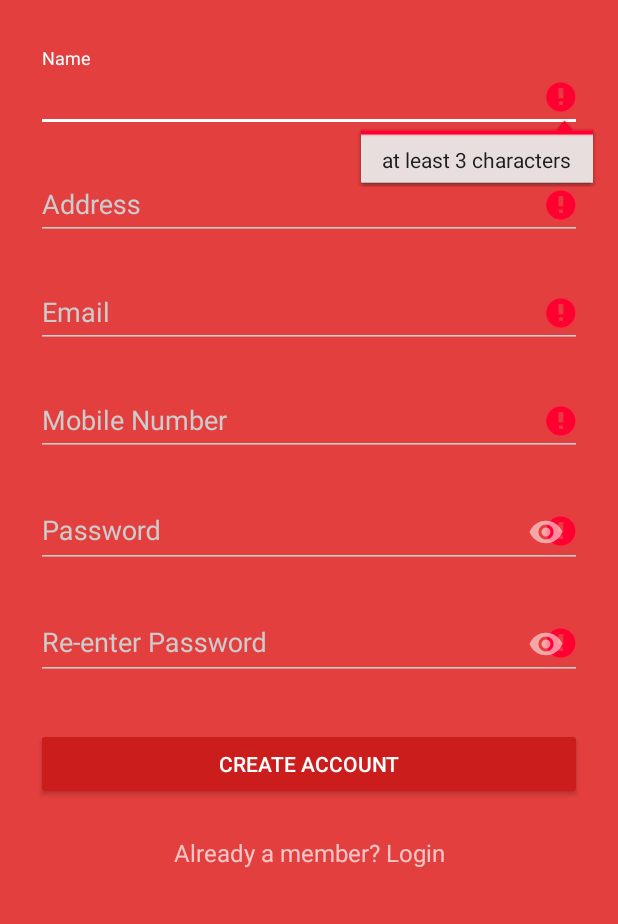
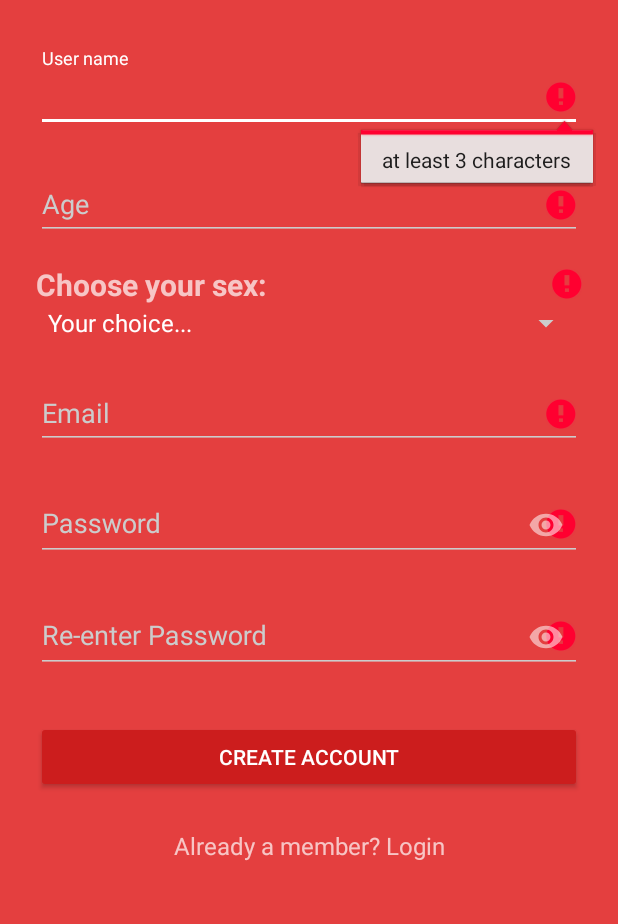
Before and after one commit to psobow/Smart-Scale-android-app, an Android app: the SignupActivity screen opened directly, with no data from a screen before it, after a tap on "CREATE ACCOUNT", on a phone screen of 412 x 824 dp, the part 312-1236 px from its top. Run offline under Robolectric (Android 15) with nearby library versions, the phone set to English and light mode, and no system bars; our stand-ins replace ButterKnife.

Commit message:
Update register view

```diff
--- a/app/src/main/java/com/sobow/smartscale/SignupActivity.java
+++ b/app/src/main/java/com/sobow/smartscale/SignupActivity.java
@@ -8,44 +8,81 @@ import android.app.ProgressDialog;
 import android.content.Intent;
 import android.util.Log;
 import android.view.View;
+import android.widget.ArrayAdapter;
 import android.widget.Button;
 import android.widget.EditText;
+import android.widget.Spinner;
 import android.widget.TextView;
 import android.widget.Toast;
+
+import java.util.ArrayList;
+import java.util.List;
 
 import butterknife.BindView;
 import butterknife.ButterKnife;
 
-public class SignupActivity extends AppCompatActivity {
+public class SignupActivity extends AppCompatActivity
+{
   private static final String TAG = "SignupActivity";
+  private static final String DEFAULT_SPINNER_CHOICE = "Your choice...";
+  private static final String FIRST_SPINNER_CHOICE = "Male";
+  private static final String SECOND_SPINNER_CHOICE = "Female";
 
-  @BindView(R.id.input_name) EditText _nameText;
-  @BindView(R.id.input_address) EditText _addressText;
-  @BindView(R.id.input_email) EditText _emailText;
-  @BindView(R.id.input_mobile) EditText _mobileText;
-  @BindView(R.id.input_password) EditText _passwordText;
-  @BindView(R.id.input_reEnterPassword) EditText _reEnterPasswordText;
-  @BindView(R.id.btn_signup) Button _signupButton;
-  @BindView(R.id.link_login) TextView _loginLink;
+  @BindView(R.id.input_name)
+  EditText _nameText;
+  @BindView(R.id.input_age)
+  EditText _addressText;
+  @BindView(R.id.input_email)
+  EditText _emailText;
+  @BindView(R.id.tvSex)
+  TextView _sexText;
+  @BindView(R.id.input_sex)
+  Spinner _sexSpinner;
+  @BindView(R.id.input_password)
+  EditText _passwordText;
+  @BindView(R.id.input_reEnterPassword)
+  EditText _reEnterPasswordText;
+  @BindView(R.id.btn_signup)
+  Button _signupButton;
+  @BindView(R.id.link_login)
+  TextView _loginLink;
 
   @Override
-  public void onCreate(Bundle savedInstanceState) {
+  public void onCreate(Bundle savedInstanceState)
+  {
     super.onCreate(savedInstanceState);
     setContentView(R.layout.activity_signup);
     ButterKnife.bind(this);
 
-    _signupButton.setOnClickListener(new View.OnClickListener() {
+    // Spinner values
+    List<String> spinnerValues = new ArrayList<>();
+    spinnerValues.add(DEFAULT_SPINNER_CHOICE);
+    spinnerValues.add(FIRST_SPINNER_CHOICE);
+    spinnerValues.add(SECOND_SPINNER_CHOICE);
+
+    // Create an ArrayAdapter using the string array and a default spinner layout
+    ArrayAdapter<String> dataAdapter = new ArrayAdapter<>(this, android.R.layout.simple_spinner_item, spinnerValues);
+    // Specify the layout to use when the list of choices appears
+    dataAdapter.setDropDownViewResource(android.R.layout.simple_spinner_dropdown_item);
+    // Apply the adapter to the spinner
+    _sexSpinner.setAdapter(dataAdapter);
+
+    _signupButton.setOnClickListener(new View.OnClickListener()
+    {
       @Override
-      public void onClick(View v) {
+      public void onClick(View v)
+      {
         signup();
       }
     });
 
-    _loginLink.setOnClickListener(new View.OnClickListener() {
+    _loginLink.setOnClickListener(new View.OnClickListener()
+    {
       @Override
-      public void onClick(View v) {
+      public void onClick(View v)
+      {
         // Finish the registration screen and return to the Login activity
-        Intent intent = new Intent(getApplicationContext(),LoginActivity.class);
+        Intent intent = new Intent(getApplicationContext(), LoginActivity.class);
         startActivity(intent);
         finish();
         overridePendingTransition(R.anim.push_right_in, R.anim.push_right_out);
@@ -53,10 +90,12 @@ public class SignupActivity extends AppCompatActivity {
     });
   }
 
-  public void signup() {
+  public void signup()
+  {
     Log.d(TAG, "Signup");
 
-    if (!validate()) {
+    if (! validate())
+    {
       onSignupFailed();
       return;
     }
@@ -72,15 +111,16 @@ public class SignupActivity extends AppCompatActivity {
     String name = _nameText.getText().toString();
     String address = _addressText.getText().toString();
     String email = _emailText.getText().toString();
-    String mobile = _mobileText.getText().toString();
     String password = _passwordText.getText().toString();
     String reEnterPassword = _reEnterPasswordText.getText().toString();
 
     // TODO: Implement your own signup logic here.
 
     new android.os.Handler().postDelayed(
-        new Runnable() {
-          public void run() {
+        new Runnable()
+        {
+          public void run()
+          {
             // On complete call either onSignupSuccess or onSignupFailed
             // depending on success
             onSignupSuccess();
@@ -91,68 +131,85 @@ public class SignupActivity extends AppCompatActivity {
   }
 
 
-  public void onSignupSuccess() {
+  public void onSignupSuccess()
+  {
     _signupButton.setEnabled(true);
     setResult(RESULT_OK, null);
     finish();
   }
 
-  public void onSignupFailed() {
+  public void onSignupFailed()
+  {
     Toast.makeText(getBaseContext(), "Login failed", Toast.LENGTH_LONG).show();
 
     _signupButton.setEnabled(true);
   }
 
-  public boolean validate() {
+  public boolean validate()
+  {
     boolean valid = true;
 
     String name = _nameText.getText().toString();
     String address = _addressText.getText().toString();
     String email = _emailText.getText().toString();
-    String mobile = _mobileText.getText().toString();
     String password = _passwordText.getText().toString();
     String reEnterPassword = _reEnterPasswordText.getText().toString();
 
-    if (name.isEmpty() || name.length() < 3) {
+    if (_sexSpinner.getSelectedItemPosition() == 0)
+    {
+      _sexText.setError("Choose your sex!");
+    }
+
+    if (name.isEmpty() || name.length() < 3)
+    {
       _nameText.setError("at least 3 characters");
       valid = false;
-    } else {
+    }
+    else
+    {
       _nameText.setError(null);
     }
 
-    if (address.isEmpty()) {
+    if (address.isEmpty())
+    {
       _addressText.setError("Enter Valid Address");
       valid = false;
-    } else {
+    }
+    else
+    {
       _addressText.setError(null);
     }
 
 
-    if (email.isEmpty() || !android.util.Patterns.EMAIL_ADDRESS.matcher(email).matches()) {
+    if (email.isEmpty() || ! android.util.Patterns.EMAIL_ADDRESS.matcher(email).matches())
+    {
       _emailText.setError("enter a valid email address");
       valid = false;
-    } else {
+    }
+    else
+    {
       _emailText.setError(null);
     }
 
-    if (mobile.isEmpty() || mobile.length()!=10) {
-      _mobileText.setError("Enter Valid Mobile Number");
-      valid = false;
-    } else {
-      _mobileText.setError(null);
-    }
 
-    if (password.isEmpty() || password.length() < 4 || password.length() > 10) {
+    if (password.isEmpty() || password.length() < 4 || password.length() > 10)
+    {
       _passwordText.setError("between 4 and 10 alphanumeric characters");
       valid = false;
-    } else {
+    }
+    else
+    {
       _passwordText.setError(null);
     }
 
-    if (reEnterPassword.isEmpty() || reEnterPassword.length() < 4 || reEnterPassword.length() > 10 || !(reEnterPassword.equals(password))) {
+    if (reEnterPassword.isEmpty() || reEnterPassword.length() < 4 || reEnterPassword.length() > 10 || ! (reEnterPassword
+        .equals(password)))
+    {
       _reEnterPasswordText.setError("Password Do not match");
       valid = false;
-    } else {
+    }
+    else
+    {
       _reEnterPasswordText.setError(null);
     }
 
--- a/app/src/main/res/layout/activity_signup.xml
+++ b/app/src/main/res/layout/activity_signup.xml
@@ -30,23 +30,50 @@
                 android:layout_width="match_parent"
                 android:layout_height="wrap_content"
                 android:inputType="textPersonName"
-                android:hint="Name" />
+                android:hint="User name" />
         </com.google.android.material.textfield.TextInputLayout>
 
-        <!-- Address Label -->
+        <!-- Age -->
         <com.google.android.material.textfield.TextInputLayout
             android:layout_width="match_parent"
             android:layout_height="wrap_content"
             android:layout_marginTop="8dp"
             android:layout_marginBottom="8dp">
-            <EditText android:id="@+id/input_address"
+
+            <EditText
+                    android:id="@+id/input_age"
                     android:layout_width="match_parent"
                     android:layout_height="wrap_content"
-                android:inputType="textPostalAddress"
-                android:hint="Address" />
+                    android:hint="Age"
+                    android:inputType="number" />
         </com.google.android.material.textfield.TextInputLayout>
 
 
+        <!-- Sex spinner -->
+        <com.google.android.material.textfield.TextInputLayout
+            android:layout_width="match_parent"
+            android:layout_height="wrap_content"
+            android:layout_marginTop="8dp"
+            android:layout_marginBottom="8dp">
+            <TextView
+                    android:id="@+id/tvSex"
+                    android:layout_width="match_parent"
+                    android:layout_height="wrap_content"
+                    android:layout_weight="1"
+                    android:gravity="left"
+                    android:text="Choose your sex:"
+                    android:textSize="20dp"
+                    android:textStyle="bold">
+
+            </TextView>
+            <!-- Spinner -->
+            <Spinner
+                    android:id="@+id/input_sex"
+                    android:layout_width="match_parent"
+                    android:layout_height="wrap_content"
+                    >
+            </Spinner>
+        </com.google.android.material.textfield.TextInputLayout>
 
         <!--  Email Label -->
         <com.google.android.material.textfield.TextInputLayout
@@ -59,20 +86,6 @@
                     android:layout_height="wrap_content"
                     android:inputType="textEmailAddress"
                     android:hint="Email" />
-        </com.google.android.material.textfield.TextInputLayout>
-
-
-        <!-- mobile number -->
-        <com.google.android.material.textfield.TextInputLayout
-            android:layout_width="match_parent"
-            android:layout_height="wrap_content"
-            android:layout_marginTop="8dp"
-            android:layout_marginBottom="8dp">
-            <EditText android:id="@+id/input_mobile"
-                android:layout_width="match_parent"
-                android:layout_height="wrap_content"
-                android:inputType="number"
-                android:hint="Mobile Number" />
         </com.google.android.material.textfield.TextInputLayout>
 
         <!-- Password Label -->
```
Lines whose indentation alone changed are shown as unchanged.
